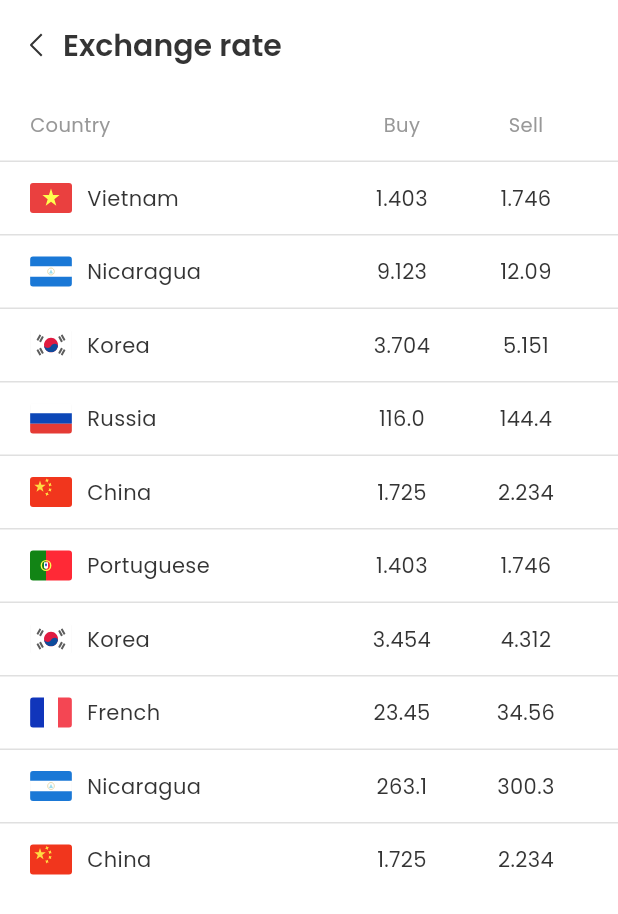
After one commit to nghiaMeo/banking_application, a Flutter app: the ExchangeRatePage screen opened directly, on a phone screen of 412 x 824 dp. The commit adds this screen. Shown: the top 914 px of the screen. Run offline on Flutter 3.47's test engine with Material 3 defaults, Android fonts, the phone set to English and light mode, and no system bars; our stand-ins replace dio, flutter_riverpod, flutter_svg, geolocator, google_fonts, google_maps_flutter; network calls fail; project files that could hold a hidden picture were left out.

Commit message:
build interest_rate and exchange_rate

```diff
--- a/lib/core/asset/vectors/app_vectors.dart
+++ b/lib/core/asset/vectors/app_vectors.dart
@@ -1,6 +1,6 @@
 class AppVectors {
   static const basePathCategory = 'assets/svg/category/';
-  static const basePathFlags = 'assets/svg/flags';
+  static const basePathFlags = 'assets/svg/flags/';
   static const basePathIllustration = 'assets/svg/Illustration/';
   static const basePathIcons = 'assets/svg/icons/';
   static const basePathNavigationBar = 'assets/svg/navigation_bar/';
--- a/lib/core/routing/app_router.dart
+++ b/lib/core/routing/app_router.dart
@@ -1,6 +1,11 @@
 import 'package:bank_app/features/home/presentation/pages/home_page.dart';
+import 'package:bank_app/features/interest/presentation/pages/interest_rate_page.dart';
 import 'package:flutter/material.dart';
+
 
 class AppRouter {
   static Widget get initialPage => const HomePage();
+  static Widget get homePage => const HomePage();
+  static Widget get interestRatePage => const InterestRatePage();
+
 }
--- a/lib/core/utils/app_bar_custom.dart
+++ b/lib/core/utils/app_bar_custom.dart
@@ -23,6 +23,7 @@ class AppBarCustom extends StatelessWidget implements PreferredSizeWidget {
     return AppBar(
       backgroundColor: backGroundColor,
       elevation: 0,
+      automaticallyImplyLeading: false,
       leadingWidth: 0,
       title: Row(
         children: [
@@ -37,7 +38,7 @@ class AppBarCustom extends StatelessWidget implements PreferredSizeWidget {
               AppVectors.left,
               height: 16,
               width: 16,
-              color: colorElement,
+              colorFilter: ColorFilter.mode(colorElement, BlendMode.srcIn),
             ),
           ),
           SizedBox(width: 10),
--- a/lib/features/branches/presentation/pages/branch_finder_page.dart
+++ b/lib/features/branches/presentation/pages/branch_finder_page.dart
@@ -6,7 +6,6 @@ import 'package:flutter/material.dart';
 import 'package:google_maps_flutter/google_maps_flutter.dart';
 import 'package:flutter_riverpod/flutter_riverpod.dart';
 
-/// Map Page cleanly refactored using Riverpod and Google Maps
 class BranchFinderPage extends ConsumerStatefulWidget {
   const BranchFinderPage({super.key});
 
--- /dev/null
+++ b/lib/features/exchange_rate/presentation/pages/exchange_rate_page.dart
@@ -0,0 +1,224 @@
+import 'package:bank_app/core/asset/vectors/app_vectors.dart';
+import 'package:bank_app/core/theme/colors_theme.dart';
+import 'package:bank_app/core/utils/app_bar_custom.dart';
+import 'package:bank_app/features/home/presentation/pages/home_page.dart';
+import 'package:flutter/material.dart';
+import 'package:flutter_riverpod/flutter_riverpod.dart';
+import 'package:flutter_svg/flutter_svg.dart';
+import 'package:google_fonts/google_fonts.dart';
+
+class ExchangeRatePage extends ConsumerStatefulWidget {
+  const ExchangeRatePage({super.key});
+
+  @override
+  ConsumerState<ExchangeRatePage> createState() => _ExchangeRatePageState();
+}
+
+class _ExchangeRatePageState extends ConsumerState<ExchangeRatePage> {
+  final List<Map<String, String>> _exchangeRates = const [
+    {
+      'country': 'Vietnam',
+      'flag': AppVectors.vn,
+      'buy': '1.403',
+      'sell': '1.746',
+    },
+    {
+      'country': 'Nicaragua',
+      'flag': AppVectors.ni,
+      'buy': '9.123',
+      'sell': '12.09',
+    },
+    {
+      'country': 'Korea',
+      'flag': AppVectors.kr,
+      'buy': '3.704',
+      'sell': '5.151',
+    },
+    {
+      'country': 'Russia',
+      'flag': AppVectors.ru,
+      'buy': '116.0',
+      'sell': '144.4',
+    },
+    {
+      'country': 'China',
+      'flag': AppVectors.cn,
+      'buy': '1.725',
+      'sell': '2.234',
+    },
+    {
+      'country': 'Portuguese',
+      'flag': AppVectors.pt,
+      'buy': '1.403',
+      'sell': '1.746',
+    },
+    {
+      'country': 'Korea',
+      'flag': AppVectors.kr,
+      'buy': '3.454',
+      'sell': '4.312',
+    },
+    {
+      'country': 'French',
+      'flag': AppVectors.fr,
+      'buy': '23.45',
+      'sell': '34.56',
+    },
+    {
+      'country': 'Nicaragua',
+      'flag': AppVectors.ni,
+      'buy': '263.1',
+      'sell': '300.3',
+    },
+    {
+      'country': 'China',
+      'flag': AppVectors.cn,
+      'buy': '1.725',
+      'sell': '2.234',
+    },
+  ];
+
+  @override
+  Widget build(BuildContext context) {
+    return Scaffold(
+      backgroundColor: ColorsTheme.neutralWhite,
+      appBar: AppBarCustom(
+        titleAppBar: 'Exchange rate',
+        backGroundColor: ColorsTheme.neutralWhite,
+        colorElement: ColorsTheme.neutralGreyDeep,
+        fallBackWidget: HomePage(),
+      ),
+      body: Column(
+        children: [
+          // Table header
+          _buildTableHeader(),
+          const Divider(height: 1, color: ColorsTheme.neutralVani),
+          // Table body
+          Expanded(
+            child: ListView.separated(
+              padding: const EdgeInsets.only(bottom: 24),
+              itemCount: _exchangeRates.length,
+              separatorBuilder: (context, index) =>
+                  const Divider(height: 1, color: ColorsTheme.neutralVani),
+              itemBuilder: (context, index) {
+                return _buildTableRow(_exchangeRates[index]);
+              },
+            ),
+          ),
+        ],
+      ),
+    );
+  }
+
+  Widget _buildTableHeader() {
+    return Padding(
+      padding: const EdgeInsets.symmetric(horizontal: 20, vertical: 14),
+      child: Row(
+        children: [
+          Expanded(
+            flex: 5,
+            child: Text(
+              'Country',
+              style: GoogleFonts.poppins(
+                fontSize: 13,
+                fontWeight: FontWeight.w400,
+                color: ColorsTheme.neutralGreyLight,
+              ),
+            ),
+          ),
+          Expanded(
+            flex: 2,
+            child: Text(
+              'Buy',
+              textAlign: TextAlign.center,
+              style: GoogleFonts.poppins(
+                fontSize: 13,
+                fontWeight: FontWeight.w400,
+                color: ColorsTheme.neutralGreyLight,
+              ),
+            ),
+          ),
+          Expanded(
+            flex: 2,
+            child: Text(
+              'Sell',
+              textAlign: TextAlign.center,
+              style: GoogleFonts.poppins(
+                fontSize: 13,
+                fontWeight: FontWeight.w400,
+                color: ColorsTheme.neutralGreyLight,
+              ),
+            ),
+          ),
+        ],
+      ),
+    );
+  }
+
+  Widget _buildTableRow(Map<String, String> item) {
+    return InkWell(
+      onTap: () {},
+      child: Padding(
+        padding: const EdgeInsets.symmetric(horizontal: 20, vertical: 14),
+        child: Row(
+          children: [
+            // Flag + Country name
+            Expanded(
+              flex: 5,
+              child: Row(
+                children: [
+                  ClipRRect(
+                    borderRadius: BorderRadius.circular(2),
+                    child: SvgPicture.asset(
+                      item['flag'] ?? '',
+                      width: 28,
+                      height: 20,
+                      fit: BoxFit.cover,
+                    ),
+                  ),
+                  const SizedBox(width: 10),
+                  Expanded(
+                    child: Text(
+                      item['country'] ?? '',
+                      style: GoogleFonts.poppins(
+                        fontSize: 14,
+                        fontWeight: FontWeight.w400,
+                        color: ColorsTheme.neutralGreyDeep,
+                      ),
+                    ),
+                  ),
+                ],
+              ),
+            ),
+            // Buy
+            Expanded(
+              flex: 2,
+              child: Text(
+                item['buy'] ?? '',
+                textAlign: TextAlign.center,
+                style: GoogleFonts.poppins(
+                  fontSize: 14,
+                  fontWeight: FontWeight.w400,
+                  color: ColorsTheme.neutralGreyDeep,
+                ),
+              ),
+            ),
+            // Sell
+            Expanded(
+              flex: 2,
+              child: Text(
+                item['sell'] ?? '',
+                textAlign: TextAlign.center,
+                style: GoogleFonts.poppins(
+                  fontSize: 14,
+                  fontWeight: FontWeight.w400,
+                  color: ColorsTheme.neutralGreyDeep,
+                ),
+              ),
+            ),
+          ],
+        ),
+      ),
+    );
+  }
+}
--- a/lib/features/home/presentation/pages/search_tab_page.dart
+++ b/lib/features/home/presentation/pages/search_tab_page.dart
@@ -1,10 +1,14 @@
 import 'package:bank_app/core/asset/vectors/app_vectors.dart';
 import 'package:bank_app/core/theme/colors_theme.dart';
 import 'package:bank_app/core/theme/typo_theme.dart';
+import 'package:bank_app/core/utils/app_navigator.dart';
 import 'package:bank_app/features/branches/presentation/pages/branch_finder_page.dart';
 import 'package:flutter/material.dart';
 import 'package:flutter_riverpod/flutter_riverpod.dart';
 import 'package:flutter_svg/flutter_svg.dart';
+
+import '../../../exchange_rate/presentation/pages/exchange_rate_page.dart';
+import '../../../interest/presentation/pages/interest_rate_page.dart';
 
 class SearchTabPage extends ConsumerStatefulWidget {
   const SearchTabPage({super.key, this.onBack});
@@ -27,16 +31,19 @@ class _SearchTabPageState extends ConsumerState<SearchTabPage> {
       'title': 'Interest rate',
       'subtitle': 'Search for interest rate',
       'vectorAsset': AppVectors.interestRate,
+      'route': 'interest_rate',
     },
     {
       'title': 'Exchange rate',
       'subtitle': 'Search for exchange rate',
       'vectorAsset': AppVectors.exchangeRate,
+      'route': 'exchange_rate',
     },
     {
       'title': 'Exchange',
       'subtitle': 'Exchange amount of money',
       'vectorAsset': AppVectors.exchange,
+      'route': 'exchange',
     },
   ];
 
@@ -45,6 +52,21 @@ class _SearchTabPageState extends ConsumerState<SearchTabPage> {
       widget.onBack!();
     } else if (Navigator.canPop(context)) {
       Navigator.pop(context);
+    }
+  }
+
+  void _navigateTo(String route) {
+    final routes = {
+      'branch_finder': () => const BranchFinderPage(),
+      'interest_rate': () => const InterestRatePage(),
+      'exchange_rate': () => const ExchangeRatePage(),
+      // 'exchange': () => const ExchangePage(),
+    };
+
+    if (routes.containsKey(route)) {
+      AppNavigator.push(context, routes[route]!());
+    } else {
+      throw Exception('Invalid route: $route');
     }
   }
 
@@ -98,15 +120,7 @@ class _SearchTabPageState extends ConsumerState<SearchTabPage> {
                   title: title,
                   vectorAsset: vectorAsset,
                   subtitle: subTitle,
-                  onTap: route == 'branch_finder'
-                      ? () {
-                          Navigator.of(context).push(
-                            MaterialPageRoute<void>(
-                              builder: (_) => const BranchFinderPage(),
-                            ),
-                          );
-                        }
-                      : null,
+                  onTap: () => _navigateTo(route ?? ''),
                 );
               },
             ),
@@ -167,7 +181,7 @@ Widget buildSearchMenuCard(
               alignment: Alignment.center,
               child: Padding(
                 padding: const EdgeInsets.all(8),
-                child: SvgPicture.asset(vectorAsset, fit: BoxFit.contain),
+                child: SvgPicture.asset(vectorAsset),
               ),
             ),
           ],
--- a/lib/features/home/presentation/widgets/bank_card_widget.dart
+++ b/lib/features/home/presentation/pages/widgets/bank_card_widget.dart
@@ -1,7 +1,8 @@
 import 'package:flutter/material.dart';
 
-import '../../../../core/theme/colors_theme.dart';
-import '../../../../core/theme/typo_theme.dart';
+import '../../../../../core/theme/colors_theme.dart';
+import '../../../../../core/theme/typo_theme.dart';
+
 
 Widget bankCardWidget(BuildContext context) {
   return SizedBox(
--- a/lib/features/home/presentation/widgets/home_header_widget.dart
+++ b/lib/features/home/presentation/pages/widgets/home_header_widget.dart
@@ -2,8 +2,8 @@ import 'package:bank_app/core/asset/vectors/app_vectors.dart';
 import 'package:flutter/material.dart';
 import 'package:flutter_svg/flutter_svg.dart';
 
-import '../../../../core/theme/colors_theme.dart';
-import '../../../../core/theme/typo_theme.dart';
+import '../../../../../core/theme/colors_theme.dart';
+import '../../../../../core/theme/typo_theme.dart';
 
 Widget homeHeaderWidget(BuildContext context) {
   return Row(
```
Also changed, not shown: lib/features/home/presentation/pages/home_tab_page.dart (+4 -3 lines), lib/features/interest/presentation/pages/interest_rate_page.dart (added, +152 -0 lines), lib/features/home/presentation/pages/widgets/grid_features_widget.dart (renamed from lib/features/home/presentation/widgets/grid_features_widget.dart).
